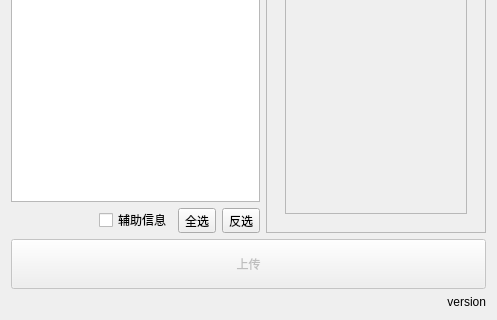
First picture: the form in lib/uploader.ui, repository WuLiFang/Nuke, before the edit; both pictures show x 0 to 497 and y 215 to 535 of the 497 by 535 pixel window.
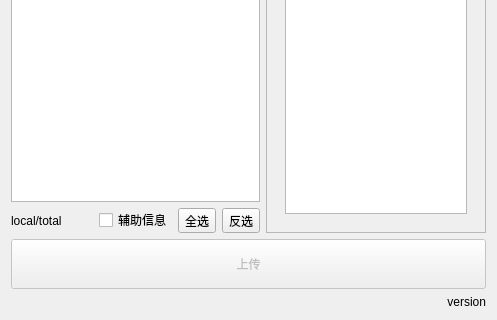
Second picture: the form after the edit.

Commit message: uploader 0.6.4 # Use threading

What changed in the file:
```diff
--- a/lib/uploader.ui
+++ b/lib/uploader.ui
@@ -73,6 +73,13 @@
        </item>
        <item>
         <layout class="QHBoxLayout" name="horizontalLayout_7">
+         <item>
+          <widget class="QLabel" name="labelCount">
+           <property name="text">
+            <string>local/total</string>
+           </property>
+          </widget>
+         </item>
          <item>
           <spacer name="horizontalSpacer_2">
            <property name="orientation">
@@ -381,7 +388,10 @@
             <item>
              <widget class="QTextEdit" name="textEdit">
               <property name="enabled">
-               <bool>false</bool>
+               <bool>true</bool>
+              </property>
+              <property name="readOnly">
+               <bool>true</bool>
               </property>
              </widget>
             </item>
```
The commit also changes 1 other file.
